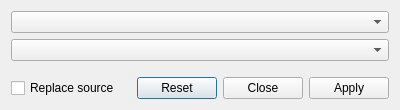
Above: joindialog.ui from Kuszki/EW-Database before the change. Below: the same form after it.
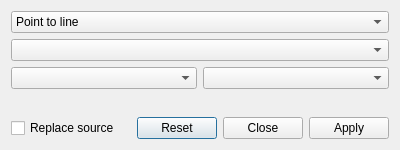
That is the form after the change.

Commit message: Implement point-point join

Diff of the .ui file:
```diff
--- a/joindialog.ui
+++ b/joindialog.ui
@@ -7,36 +7,41 @@
     <x>0</x>
     <y>0</y>
     <width>400</width>
-    <height>110</height>
+    <height>150</height>
    </rect>
   </property>
   <property name="windowTitle">
    <string>Join items</string>
   </property>
   <layout class="QGridLayout" name="gridLayout">
-   <item row="1" column="0" colspan="2">
-    <widget class="QComboBox" name="Line"/>
-   </item>
    <item row="0" column="0" colspan="2">
-    <widget class="QComboBox" name="Point"/>
-   </item>
-   <item row="3" column="1">
-    <widget class="QDialogButtonBox" name="buttonBox">
-     <property name="sizePolicy">
-      <sizepolicy hsizetype="Fixed" vsizetype="Fixed">
-       <horstretch>0</horstretch>
-       <verstretch>0</verstretch>
-      </sizepolicy>
-     </property>
-     <property name="orientation">
-      <enum>Qt::Horizontal</enum>
-     </property>
-     <property name="standardButtons">
-      <set>QDialogButtonBox::Apply|QDialogButtonBox::Close|QDialogButtonBox::Reset</set>
-     </property>
+    <widget class="QComboBox" name="Type">
+     <item>
+      <property name="text">
+       <string>Point to line</string>
+      </property>
+     </item>
+     <item>
+      <property name="text">
+       <string>Point to point</string>
+      </property>
+     </item>
     </widget>
    </item>
+   <item row="1" column="0" colspan="2">
+    <widget class="QComboBox" name="Join"/>
+   </item>
    <item row="2" column="0" colspan="2">
+    <layout class="QHBoxLayout" name="horizontalLayout">
+     <item>
+      <widget class="QComboBox" name="Point"/>
+     </item>
+     <item>
+      <widget class="QComboBox" name="Line"/>
+     </item>
+    </layout>
+   </item>
+   <item row="3" column="0" colspan="2">
     <spacer name="verticalSpacer">
      <property name="orientation">
       <enum>Qt::Vertical</enum>
@@ -44,12 +49,12 @@
      <property name="sizeHint" stdset="0">
       <size>
        <width>0</width>
-       <height>6</height>
+       <height>0</height>
       </size>
      </property>
     </spacer>
    </item>
-   <item row="3" column="0">
+   <item row="4" column="0">
     <widget class="QCheckBox" name="replaceCheck">
      <property name="sizePolicy">
       <sizepolicy hsizetype="Preferred" vsizetype="Fixed">
@@ -62,6 +67,22 @@
      </property>
     </widget>
    </item>
+   <item row="4" column="1">
+    <widget class="QDialogButtonBox" name="buttonBox">
+     <property name="sizePolicy">
+      <sizepolicy hsizetype="Fixed" vsizetype="Fixed">
+       <horstretch>0</horstretch>
+       <verstretch>0</verstretch>
+      </sizepolicy>
+     </property>
+     <property name="orientation">
+      <enum>Qt::Horizontal</enum>
+     </property>
+     <property name="standardButtons">
+      <set>QDialogButtonBox::Apply|QDialogButtonBox::Close|QDialogButtonBox::Reset</set>
+     </property>
+    </widget>
+   </item>
   </layout>
  </widget>
  <resources/>
```
Left out of the diff: 88 changed lines with no effect on the pictures. The commit also changes 6 other files.
